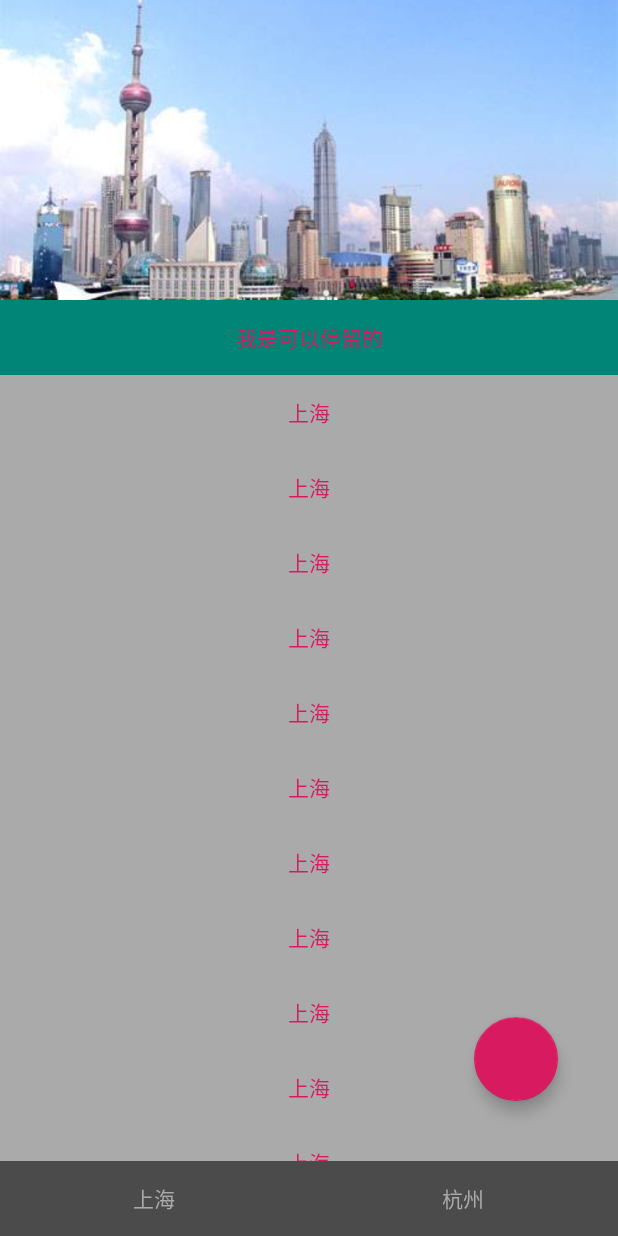
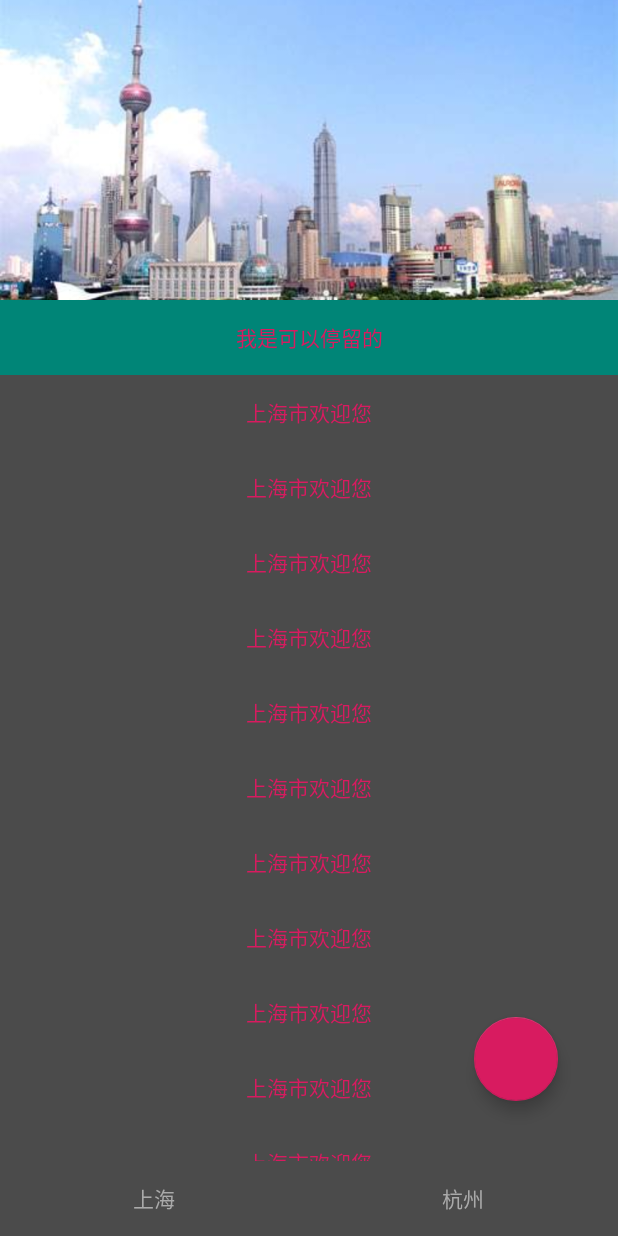
Before and after one commit to yoyo0316/TodayInfomation, an Android app: the ShanghaiFragment screen opened directly, with no data from a screen before it, on a phone screen of 412 x 824 dp. Run offline under Robolectric (Android 15) with nearby library versions, the phone set to English and light mode, and no system bars; our stand-ins replace ButterKnife.

Commit message:
RecyclerView LayoutManager Adapter 的基本认识和使用

```diff
--- a/app/src/main/java/com/yoyozhangh/github/todayinfomation/base/BaseFragment.java
+++ b/app/src/main/java/com/yoyozhangh/github/todayinfomation/base/BaseFragment.java
@@ -16,7 +16,7 @@ import butterknife.ButterKnife;
 
 public abstract class BaseFragment extends LifeCircleMvpFragment {
 
-    private Context mContext;
+    protected Context mContext;
 
     @Override
     public void onCreate(@Nullable Bundle savedInstanceState) {
--- a/app/src/main/java/com/yoyozhangh/github/todayinfomation/main/fragment/ShenzhenFragment.java
+++ b/app/src/main/java/com/yoyozhangh/github/todayinfomation/main/fragment/beijing/BeijingFragment.java
@@ -1,12 +1,14 @@
-package com.yoyozhangh.github.todayinfomation.main.fragment;
+package com.yoyozhangh.github.todayinfomation.main.fragment.beijing;
 
+
+import androidx.fragment.app.Fragment;
 
 import com.yoyozhangh.github.todayinfomation.R;
 import com.yoyozhangh.github.todayinfomation.base.BaseFragment;
 import com.yoyozhangh.github.todayinfomation.base.ViewInject;
 
-@ViewInject(mainlayoutid = R.layout.fragment_shenzhen)
-public class ShenzhenFragment extends BaseFragment {
+@ViewInject(mainlayoutid = R.layout.fragment_beijing)
+public class BeijingFragment extends BaseFragment {
 
     @Override
     public void afterBindView() {
--- a/app/src/main/java/com/yoyozhangh/github/todayinfomation/main/fragment/HangzhouFragment.java
+++ b/app/src/main/java/com/yoyozhangh/github/todayinfomation/main/fragment/hangzhou/HangzhouFragment.java
@@ -1,4 +1,4 @@
-package com.yoyozhangh.github.todayinfomation.main.fragment;
+package com.yoyozhangh.github.todayinfomation.main.fragment.hangzhou;
 
 
 import androidx.fragment.app.Fragment;
--- a/app/src/main/java/com/yoyozhangh/github/todayinfomation/main/fragment/ShanghaiFragment.java
+++ b/app/src/main/java/com/yoyozhangh/github/todayinfomation/main/fragment/shanghai/ShanghaiFragment.java
@@ -1,15 +1,21 @@
-package com.yoyozhangh.github.todayinfomation.main.fragment;
+package com.yoyozhangh.github.todayinfomation.main.fragment.shanghai;
 
 
 import android.util.Log;
 import android.view.View;
 import android.widget.TextView;
 
+import androidx.recyclerview.widget.LinearLayoutManager;
+import androidx.recyclerview.widget.RecyclerView;
+
 import com.google.android.material.appbar.AppBarLayout;
 import com.google.android.material.appbar.CollapsingToolbarLayout;
 import com.yoyozhangh.github.todayinfomation.R;
 import com.yoyozhangh.github.todayinfomation.base.BaseFragment;
 import com.yoyozhangh.github.todayinfomation.base.ViewInject;
+import com.yoyozhangh.github.todayinfomation.main.fragment.shanghai.adapter.ShanghaiAdapter;
+
+import java.util.ArrayList;
 
 import butterknife.BindView;
 
@@ -24,16 +30,33 @@ public class ShanghaiFragment extends BaseFragment {
     @BindView(R.id.shanghai_app_barlayout)
     AppBarLayout shanghaiAppBarlayout;
 
+    @BindView(R.id.shanghai_recyclerView)
+    RecyclerView mRecyclerView;
+
     @Override
     public void afterBindView() {
+        initRecyclerView();
+        initListener();
+    }
+
+    private void initRecyclerView() {
+        mRecyclerView.setLayoutManager(new LinearLayoutManager(mContext));
+        ArrayList<String> data = new ArrayList<>();
+        for (int i = 0; i < 15; i++) {
+            data.add("上海市欢迎您");
+        }
+        mRecyclerView.setAdapter(new ShanghaiAdapter(data));
+    }
+
+    private void initListener() {
         shanghaiAppBarlayout.addOnOffsetChangedListener(new AppBarLayout.OnOffsetChangedListener() {
             @Override
             public void onOffsetChanged(AppBarLayout appBarLayout, int verticalOffset) {
                 Log.d(TAG, "shanghaiAppBarlayout onOffsetChanged: appBarLayout height= [" + appBarLayout.getMeasuredHeight() + "], verticalOffset = [" + verticalOffset + "]");
 
-                if (-verticalOffset < appBarLayout.getMeasuredHeight()/2){
+                if (-verticalOffset < appBarLayout.getMeasuredHeight() / 2) {
                     tvShanghaiWelcome.setVisibility(View.INVISIBLE);
-                }else {
+                } else {
                     tvShanghaiWelcome.setVisibility(View.VISIBLE);
                 }
             }
--- /dev/null
+++ b/app/src/main/java/com/yoyozhangh/github/todayinfomation/main/fragment/shanghai/adapter/ShanghaiAdapter.java
@@ -0,0 +1,63 @@
+package com.yoyozhangh.github.todayinfomation.main.fragment.shanghai.adapter;
+
+import android.view.LayoutInflater;
+import android.view.View;
+import android.view.ViewGroup;
+import android.widget.TextView;
+
+import androidx.annotation.NonNull;
+import androidx.recyclerview.widget.RecyclerView;
+
+import com.yoyozhangh.github.todayinfomation.R;
+
+import java.util.ArrayList;
+
+
+/**
+ * 适配器设计模式
+ */
+public class ShanghaiAdapter extends RecyclerView.Adapter {
+
+
+    private final ArrayList<String> mData;
+
+    public ShanghaiAdapter(ArrayList<String> data) {
+        mData = data;
+    }
+
+
+    // 创建 view 然后进行缓存
+    @NonNull
+    @Override
+    public RecyclerView.ViewHolder onCreateViewHolder(@NonNull ViewGroup parent, int viewType) {
+        View view = LayoutInflater.from(parent.getContext()).inflate(R.layout.item_shanghai_fragment, null);
+        ShanghaiViewHolder viewHolder = new ShanghaiViewHolder(view);
+        return viewHolder;
+    }
+
+
+    //绑定数据
+    @Override
+    public void onBindViewHolder(@NonNull RecyclerView.ViewHolder holder, int position) {
+        ((ShanghaiViewHolder) holder).mTv.setText(mData.get(position));
+    }
+
+    // 条目数量
+    @Override
+    public int getItemCount() {
+        return mData.size();
+    }
+
+
+    //缓存view 内存友好设计
+    public class ShanghaiViewHolder extends RecyclerView.ViewHolder {
+
+        public TextView mTv;
+
+        public ShanghaiViewHolder(@NonNull View itemView) {
+            super(itemView);
+            mTv = itemView.findViewById(R.id.item_shanghai_tv);
+        }
+
+    }
+}
--- a/app/src/main/java/com/yoyozhangh/github/todayinfomation/main/fragment/BeijingFragment.java
+++ b/app/src/main/java/com/yoyozhangh/github/todayinfomation/main/fragment/shenzhen/ShenzhenFragment.java
@@ -1,14 +1,12 @@
-package com.yoyozhangh.github.todayinfomation.main.fragment;
+package com.yoyozhangh.github.todayinfomation.main.fragment.shenzhen;
 
-
-import androidx.fragment.app.Fragment;
 
 import com.yoyozhangh.github.todayinfomation.R;
 import com.yoyozhangh.github.todayinfomation.base.BaseFragment;
 import com.yoyozhangh.github.todayinfomation.base.ViewInject;
 
-@ViewInject(mainlayoutid = R.layout.fragment_beijing)
-public class BeijingFragment extends BaseFragment {
+@ViewInject(mainlayoutid = R.layout.fragment_shenzhen)
+public class ShenzhenFragment extends BaseFragment {
 
     @Override
     public void afterBindView() {
--- a/app/src/main/res/layout/fragment_shanghai.xml
+++ b/app/src/main/res/layout/fragment_shanghai.xml
@@ -49,178 +49,188 @@
             android:textColor="@color/colorAccent" />
     </com.google.android.material.appbar.AppBarLayout>
 
-    <androidx.core.widget.NestedScrollView
+
+    <androidx.recyclerview.widget.RecyclerView
+        android:id="@+id/shanghai_recyclerView"
+        app:layout_behavior="com.google.android.material.appbar.AppBarLayout$ScrollingViewBehavior"
         android:layout_width="match_parent"
-        android:layout_height="match_parent"
-        android:background="@android:color/darker_gray"
-        app:layout_behavior="com.google.android.material.appbar.AppBarLayout$ScrollingViewBehavior">
+        android:layout_height="match_parent">
 
-        <LinearLayout
-            android:layout_width="match_parent"
-            android:layout_height="match_parent"
-            android:orientation="vertical">
+    </androidx.recyclerview.widget.RecyclerView>
 
-            <TextView
-                android:layout_width="match_parent"
-                android:layout_height="50dp"
-                android:layout_gravity="center"
-                android:gravity="center"
-                android:text="上海"
-                android:textColor="@color/colorAccent" />
 
-            <TextView
-                android:layout_width="match_parent"
-                android:layout_height="50dp"
-                android:layout_gravity="center"
-                android:gravity="center"
-                android:text="上海"
-                android:textColor="@color/colorAccent" />
+<!--    <androidx.core.widget.NestedScrollView-->
+<!--        android:layout_width="match_parent"-->
+<!--        android:layout_height="match_parent"-->
+<!--        android:background="@android:color/darker_gray"-->
+<!--        app:layout_behavior="com.google.android.material.appbar.AppBarLayout$ScrollingViewBehavior">-->
 
-            <TextView
-                android:layout_width="match_parent"
-                android:layout_height="50dp"
-                android:layout_gravity="center"
-                android:gravity="center"
-                android:text="上海"
-                android:textColor="@color/colorAccent" />
+<!--        <LinearLayout-->
+<!--            android:layout_width="match_parent"-->
+<!--            android:layout_height="match_parent"-->
+<!--            android:orientation="vertical">-->
 
-            <TextView
-                android:layout_width="match_parent"
-                android:layout_height="50dp"
-                android:layout_gravity="center"
-                android:gravity="center"
-                android:text="上海"
-                android:textColor="@color/colorAccent" />
+<!--            <TextView-->
+<!--                android:layout_width="match_parent"-->
+<!--                android:layout_height="50dp"-->
+<!--                android:layout_gravity="center"-->
+<!--                android:gravity="center"-->
+<!--                android:text="上海"-->
+<!--                android:textColor="@color/colorAccent" />-->
 
-            <TextView
-                android:layout_width="match_parent"
-                android:layout_height="50dp"
-                android:layout_gravity="center"
-                android:gravity="center"
-                android:text="上海"
-                android:textColor="@color/colorAccent" />
+<!--            <TextView-->
+<!--                android:layout_width="match_parent"-->
+<!--                android:layout_height="50dp"-->
+<!--                android:layout_gravity="center"-->
+<!--                android:gravity="center"-->
+<!--                android:text="上海"-->
+<!--                android:textColor="@color/colorAccent" />-->
 
-            <TextView
-                android:layout_width="match_parent"
-                android:layout_height="50dp"
-                android:layout_gravity="center"
-                android:gravity="center"
-                android:text="上海"
-                android:textColor="@color/colorAccent" />
+<!--            <TextView-->
+<!--                android:layout_width="match_parent"-->
+<!--                android:layout_height="50dp"-->
+<!--                android:layout_gravity="center"-->
+<!--                android:gravity="center"-->
+<!--                android:text="上海"-->
+<!--                android:textColor="@color/colorAccent" />-->
 
-            <TextView
-                android:layout_width="match_parent"
-                android:layout_height="50dp"
-                android:layout_gravity="center"
-                android:gravity="center"
-                android:text="上海"
-                android:textColor="@color/colorAccent" />
+<!--            <TextView-->
+<!--                android:layout_width="match_parent"-->
+<!--                android:layout_height="50dp"-->
+<!--                android:layout_gravity="center"-->
+<!--                android:gravity="center"-->
+<!--                android:text="上海"-->
+<!--                android:textColor="@color/colorAccent" />-->
 
-            <TextView
-                android:layout_width="match_parent"
-                android:layout_height="50dp"
-                android:layout_gravity="center"
-                android:gravity="center"
-                android:text="上海"
-                android:textColor="@color/colorAccent" />
+<!--            <TextView-->
+<!--                android:layout_width="match_parent"-->
+<!--                android:layout_height="50dp"-->
+<!--                android:layout_gravity="center"-->
+<!--                android:gravity="center"-->
+<!--                android:text="上海"-->
+<!--                android:textColor="@color/colorAccent" />-->
 
-            <TextView
-                android:layout_width="match_parent"
-                android:layout_height="50dp"
-                android:layout_gravity="center"
-                android:gravity="center"
-                android:text="上海"
-                android:textColor="@color/colorAccent" />
+<!--            <TextView-->
+<!--                android:layout_width="match_parent"-->
+<!--                android:layout_height="50dp"-->
+<!--                android:layout_gravity="center"-->
+<!--                android:gravity="center"-->
+<!--                android:text="上海"-->
+<!--                android:textColor="@color/colorAccent" />-->
 
-            <TextView
-                android:layout_width="match_parent"
-                android:layout_height="50dp"
-                android:layout_gravity="center"
-                android:gravity="center"
-                android:text="上海"
-                android:textColor="@color/colorAccent" />
+<!--            <TextView-->
+<!--                android:layout_width="match_parent"-->
+<!--                android:layout_height="50dp"-->
+<!--                android:layout_gravity="center"-->
+<!--                android:gravity="center"-->
+<!--                android:text="上海"-->
+<!--                android:textColor="@color/colorAccent" />-->
 
-            <TextView
-                android:layout_width="match_parent"
-                android:layout_height="50dp"
-                android:layout_gravity="center"
-                android:gravity="center"
-                android:text="上海"
-                android:textColor="@color/colorAccent" />
+<!--            <TextView-->
+<!--                android:layout_width="match_parent"-->
+<!--                android:layout_height="50dp"-->
+<!--                android:layout_gravity="center"-->
+<!--                android:gravity="center"-->
+<!--                android:text="上海"-->
+<!--                android:textColor="@color/colorAccent" />-->
 
-            <TextView
-                android:layout_width="match_parent"
-                android:layout_height="50dp"
-                android:layout_gravity="center"
-                android:gravity="center"
-                android:text="上海"
-                android:textColor="@color/colorAccent" />
+<!--            <TextView-->
+<!--                android:layout_width="match_parent"-->
+<!--                android:layout_height="50dp"-->
+<!--                android:layout_gravity="center"-->
+<!--                android:gravity="center"-->
+<!--                android:text="上海"-->
+<!--                android:textColor="@color/colorAccent" />-->
 
-            <TextView
-                android:layout_width="match_parent"
-                android:layout_height="50dp"
-                android:layout_gravity="center"
-                android:gravity="center"
-                android:text="上海"
-                android:textColor="@color/colorAccent" />
+<!--            <TextView-->
+<!--                android:layout_width="match_parent"-->
+<!--                android:layout_height="50dp"-->
+<!--                android:layout_gravity="center"-->
+<!--                android:gravity="center"-->
+<!--                android:text="上海"-->
+<!--                android:textColor="@color/colorAccent" />-->
 
-            <TextView
-                android:layout_width="match_parent"
-                android:layout_height="50dp"
-                android:layout_gravity="center"
-                android:gravity="center"
-                android:text="上海"
-                android:textColor="@color/colorAccent" />
+<!--            <TextView-->
+<!--                android:layout_width="match_parent"-->
+<!--                android:layout_height="50dp"-->
+<!--                android:layout_gravity="center"-->
+<!--                android:gravity="center"-->
+<!--                android:text="上海"-->
+<!--                android:textColor="@color/colorAccent" />-->
 
-            <TextView
-                android:layout_width="match_parent"
-                android:layout_height="50dp"
-                android:layout_gravity="center"
-                android:gravity="center"
-                android:text="上海"
-                android:textColor="@color/colorAccent" />
+<!--            <TextView-->
+<!--                android:layout_width="match_parent"-->
+<!--                android:layout_height="50dp"-->
+<!--                android:layout_gravity="center"-->
+<!--                android:gravity="center"-->
+<!--                android:text="上海"-->
+<!--                android:textColor="@color/colorAccent" />-->
 
-            <TextView
-                android:layout_width="match_parent"
-                android:layout_height="50dp"
-                android:layout_gravity="center"
-                android:gravity="center"
-                android:text="上海"
-                android:textColor="@color/colorAccent" />
+<!--            <TextView-->
+<!--                android:layout_width="match_parent"-->
+<!--                android:layout_height="50dp"-->
+<!--                android:layout_gravity="center"-->
+<!--                android:gravity="center"-->
+<!--                android:text="上海"-->
+<!--                android:textColor="@color/colorAccent" />-->
 
-            <TextView
-                android:layout_width="match_parent"
-                android:layout_height="50dp"
-                android:layout_gravity="center"
-                android:gravity="center"
-                android:text="上海"
-                android:textColor="@color/colorAccent" />
+<!--            <TextView-->
+<!--                android:layout_width="match_parent"-->
+<!--                android:layout_height="50dp"-->
+<!--                android:layout_gravity="center"-->
+<!--                android:gravity="center"-->
+<!--                android:text="上海"-->
+<!--                android:textColor="@color/colorAccent" />-->
 
-            <TextView
-                android:layout_width="match_parent"
-                android:layout_height="50dp"
-                android:layout_gravity="center"
-                android:gravity="center"
-                android:text="上海"
-                android:textColor="@color/colorAccent" />
+<!--            <TextView-->
+<!--                android:layout_width="match_parent"-->
+<!--                android:layout_height="50dp"-->
+<!--                android:layout_gravity="center"-->
+<!--                android:gravity="center"-->
+<!--                android:text="上海"-->
+<!--                android:textColor="@color/colorAccent" />-->
 
-            <TextView
-                android:layout_width="match_parent"
-                android:layout_height="50dp"
-                android:layout_gravity="center"
-                android:gravity="center"
-                android:text="上海"
-                android:textColor="@color/colorAccent" />
+<!--            <TextView-->
+<!--                android:layout_width="match_parent"-->
+<!--                android:layout_height="50dp"-->
+<!--                android:layout_gravity="center"-->
+<!--                android:gravity="center"-->
+<!--                android:text="上海"-->
+<!--                android:textColor="@color/colorAccent" />-->
 
-            <TextView
-                android:layout_width="match_parent"
-                android:layout_height="50dp"
-                android:layout_gravity="center"
-                android:gravity="center"
-                android:text="上海"
-                android:textColor="@color/colorAccent" />
+<!--            <TextView-->
+<!--                android:layout_width="match_parent"-->
+<!--                android:layout_height="50dp"-->
+<!--                android:layout_gravity="center"-->
+<!--                android:gravity="center"-->
+<!--                android:text="上海"-->
+<!--                android:textColor="@color/colorAccent" />-->
 
-        </LinearLayout>
-    </androidx.core.widget.NestedScrollView>
+<!--            <TextView-->
+<!--                android:layout_width="match_parent"-->
+<!--                android:layout_height="50dp"-->
+<!--                android:layout_gravity="center"-->
+<!--                android:gravity="center"-->
+<!--                android:text="上海"-->
+<!--                android:textColor="@color/colorAccent" />-->
+
+<!--            <TextView-->
+<!--                android:layout_width="match_parent"-->
+<!--                android:layout_height="50dp"-->
+<!--                android:layout_gravity="center"-->
+<!--                android:gravity="center"-->
+<!--                android:text="上海"-->
+<!--                android:textColor="@color/colorAccent" />-->
+
+<!--            <TextView-->
+<!--                android:layout_width="match_parent"-->
+<!--                android:layout_height="50dp"-->
+<!--                android:layout_gravity="center"-->
+<!--                android:gravity="center"-->
+<!--                android:text="上海"-->
+<!--                android:textColor="@color/colorAccent" />-->
+
+<!--        </LinearLayout>-->
+<!--    </androidx.core.widget.NestedScrollView>-->
 
 </androidx.coordinatorlayout.widget.CoordinatorLayout>
--- /dev/null
+++ b/app/src/main/res/layout/item_shanghai_fragment.xml
@@ -0,0 +1,18 @@
+<?xml version="1.0" encoding="utf-8"?>
+<RelativeLayout xmlns:android="http://schemas.android.com/apk/res/android"
+    android:layout_width="match_parent"
+    android:layout_height="match_parent"
+    android:orientation="vertical">
+
+    <TextView
+
+        android:id="@+id/item_shanghai_tv"
+        android:layout_width="match_parent"
+        android:layout_height="50dp"
+        android:layout_gravity="center"
+        android:background="@color/color_black_30"
+        android:gravity="center"
+        android:text="上海"
+        android:textColor="@color/colorAccent" />
+
+</RelativeLayout>
```
Also changed, not shown: app/src/main/java/com/yoyozhangh/github/todayinfomation/main/MainActivityPresenter.java (+4 -4 lines), 1 other file.
